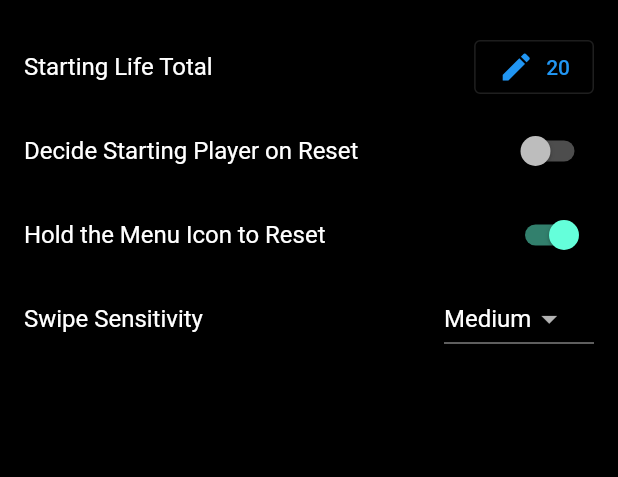
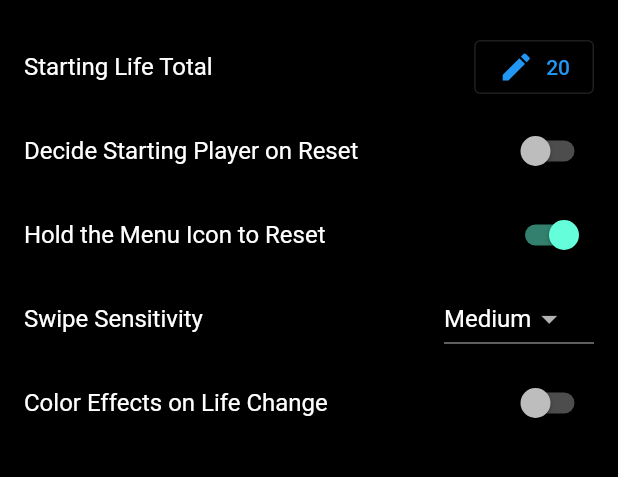
Before and after one commit to mittsq/abacus, a Flutter app: the Settings screen opened directly, on a phone screen of 412 x 824 dp, the part 59-536 px from its top. Run offline on Flutter 3.47's test engine with Material 2 defaults, Android fonts, the phone set to English and light mode, and no system bars; our stand-ins replace shared_preferences, wakelock; accounts and stored records are empty.

Commit message:
Color effects

```diff
--- a/lib/widgets/counter.dart
+++ b/lib/widgets/counter.dart
@@ -1,5 +1,6 @@
 import 'dart:async';
 import 'dart:ui';
+import 'dart:math' as math;
 
 import 'package:abacus/model/count_wrapper.dart';
 import 'package:abacus/widgets/settings.dart';
@@ -129,14 +130,36 @@ class _CounterState extends State<Counter> {
       miniText = '\u2212${diff.abs()}';
     }
 
+    var duration = const Duration(milliseconds: 200);
+    var color = const Color(0xFF0A0A0A);
+    var max = Settings.prefs!.getInt('starting') ?? 20;
+    var doColor = Settings.prefs!.getBool('color') ?? false;
+    var border = color;
+    if (doColor && !_commit) {
+      border = Color.lerp(
+        color,
+        diff < 0 ? color.withRed(200) : color.withGreen(200),
+        math.min(1, diff.abs() / max * 2),
+      )!;
+    }
+
     return Padding(
       padding: padding,
       child: Stack(
         children: [
-          Container(
+          AnimatedContainer(
+            duration: _commit ? duration : duration ~/ 2,
             decoration: BoxDecoration(
-              color: Colors.grey.withAlpha(32),
               borderRadius: const BorderRadius.all(Radius.circular(10)),
+              boxShadow: [
+                BoxShadow(color: border),
+                BoxShadow(
+                  color: color,
+                  spreadRadius: -5,
+                  blurRadius: 50,
+                  // offset: const Offset(10, 10),
+                )
+              ],
             ),
             child: Center(
               child: RotatedBox(
@@ -162,7 +185,7 @@ class _CounterState extends State<Counter> {
                           padding: const EdgeInsets.only(left: 10),
                           child: AnimatedOpacity(
                             opacity: _commit ? 0 : 1,
-                            duration: const Duration(milliseconds: 200),
+                            duration: duration,
                             child: Text(
                               miniText,
                               style: miniStyle,
--- a/lib/widgets/settings.dart
+++ b/lib/widgets/settings.dart
@@ -17,6 +17,7 @@ class _SettingsState extends State<Settings> {
   late int _starting;
   late bool _autoDecide;
   late bool _holdToReset;
+  late bool _color;
 
   @override
   void initState() {
@@ -29,6 +30,7 @@ class _SettingsState extends State<Settings> {
     _starting = _get('starting', 20);
     _autoDecide = _get('autoDecide', false);
     _holdToReset = _get('holdToReset', true);
+    _color = _get('color', false);
   }
 
   @override
@@ -212,10 +214,17 @@ class _SettingsState extends State<Settings> {
               ),
             ),
           ),
+          SwitchListTile(
+            title: const Text('Color Effects on Life Change'),
+            value: _color,
+            onChanged: (value) {
+              setState(() {
+                _set('color', _color = value);
+              });
+            },
+          ),
         ],
       ),
     );
   }
 }
-
-//
```
